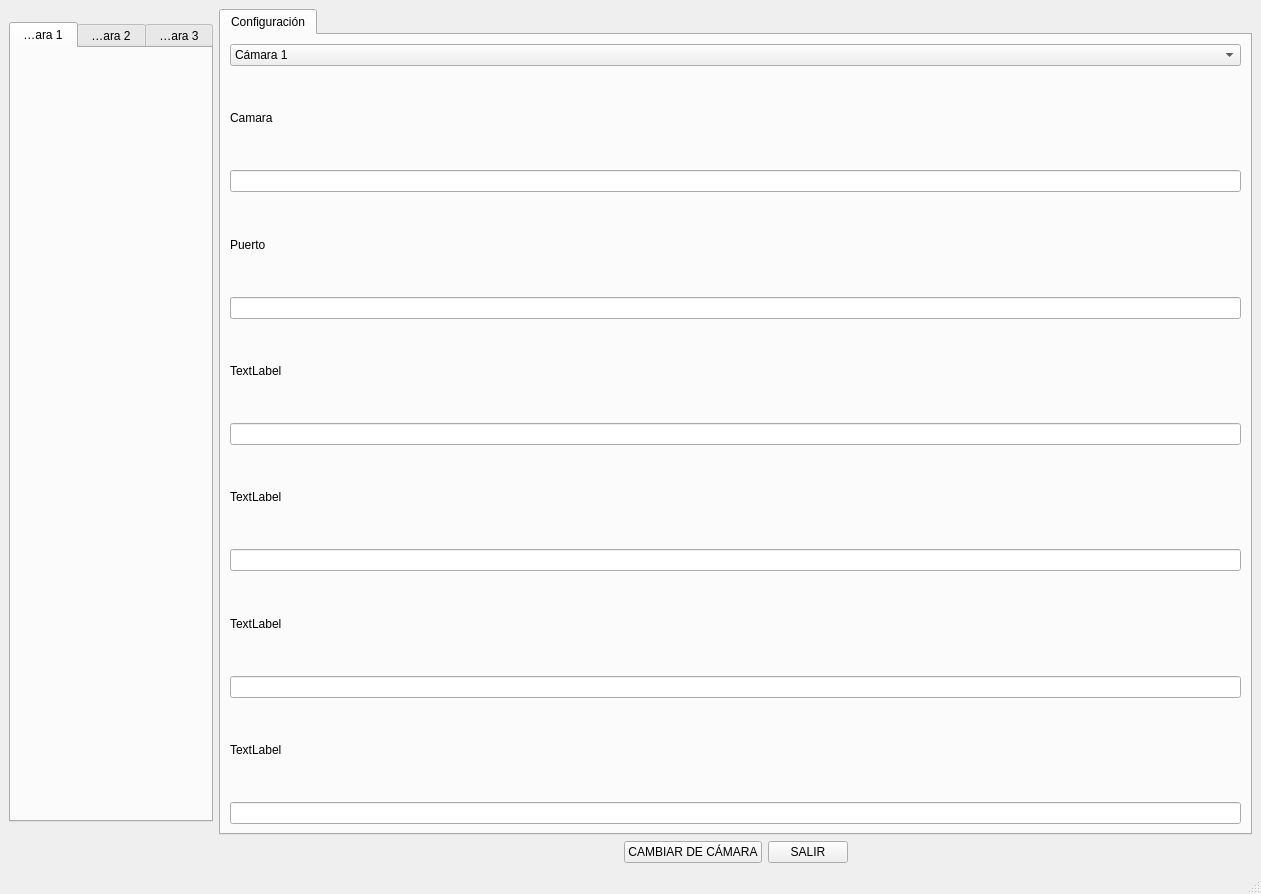
Old version of the form ui/template/test.ui in the repository giulicrenna/Vision-Machinery-RaspberryPi.
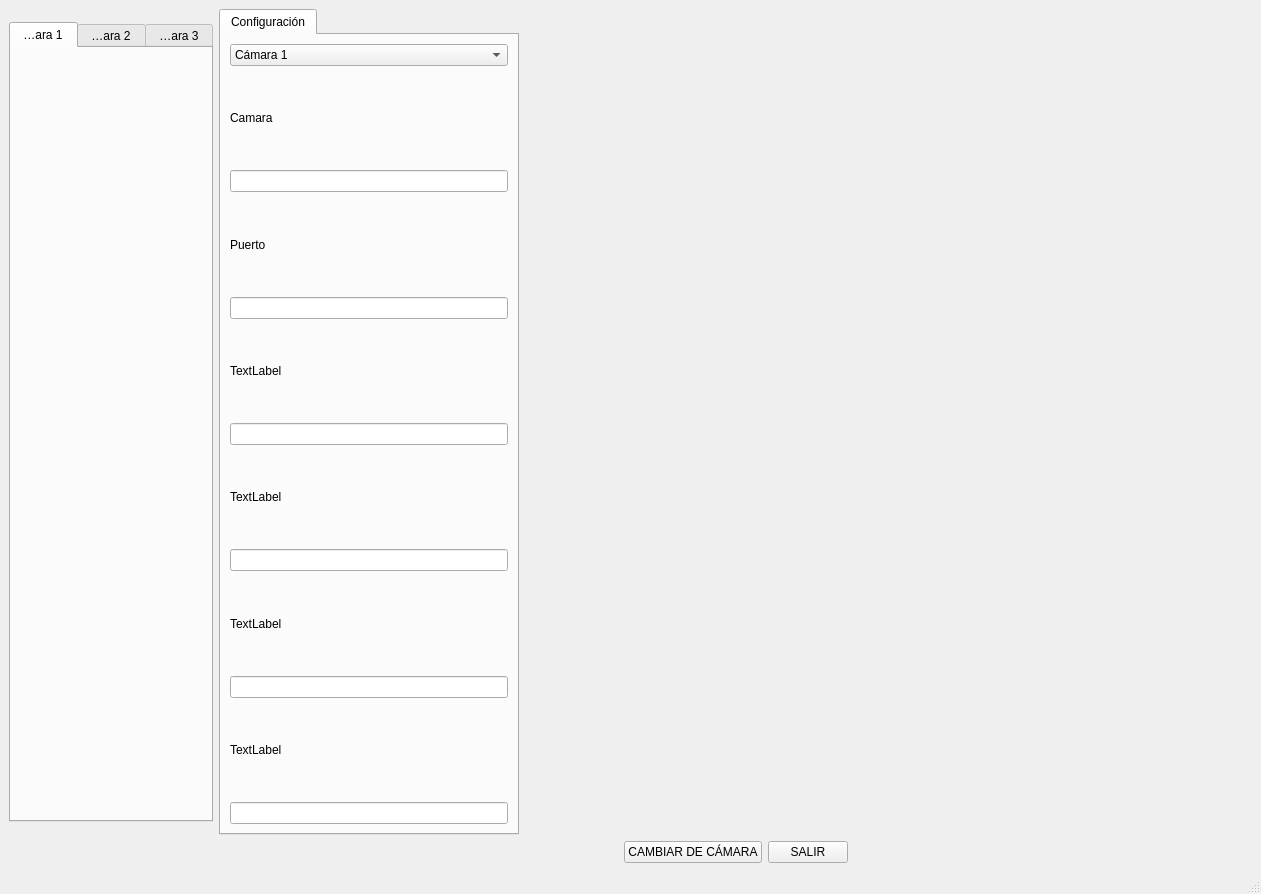
New version of the form. Icons and pictures are not drawn.

```diff
--- a/ui/template/test.ui
+++ b/ui/template/test.ui
@@ -188,6 +188,18 @@
       </item>
       <item row="0" column="1">
        <widget class="QTabWidget" name="tabWidget_2">
+        <property name="sizePolicy">
+         <sizepolicy hsizetype="Maximum" vsizetype="Expanding">
+          <horstretch>0</horstretch>
+          <verstretch>0</verstretch>
+         </sizepolicy>
+        </property>
+        <property name="maximumSize">
+         <size>
+          <width>300</width>
+          <height>16777215</height>
+         </size>
+        </property>
         <property name="currentIndex">
          <number>0</number>
         </property>
```
